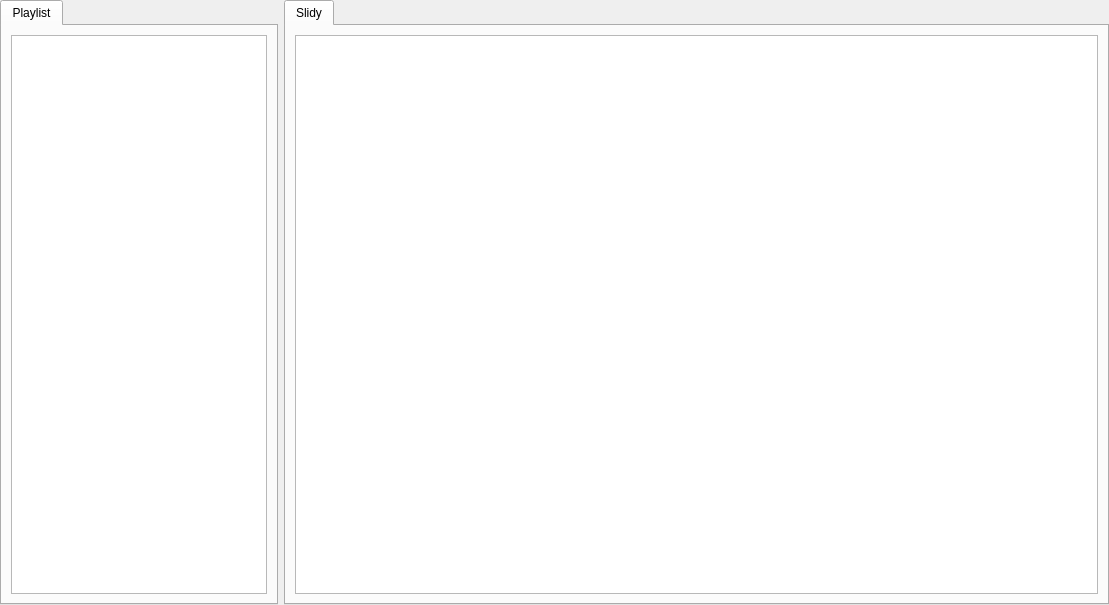
CZDanol/StrawLumen, file src/gui/mainwindow_presentationmode.ui: the form before one commit.
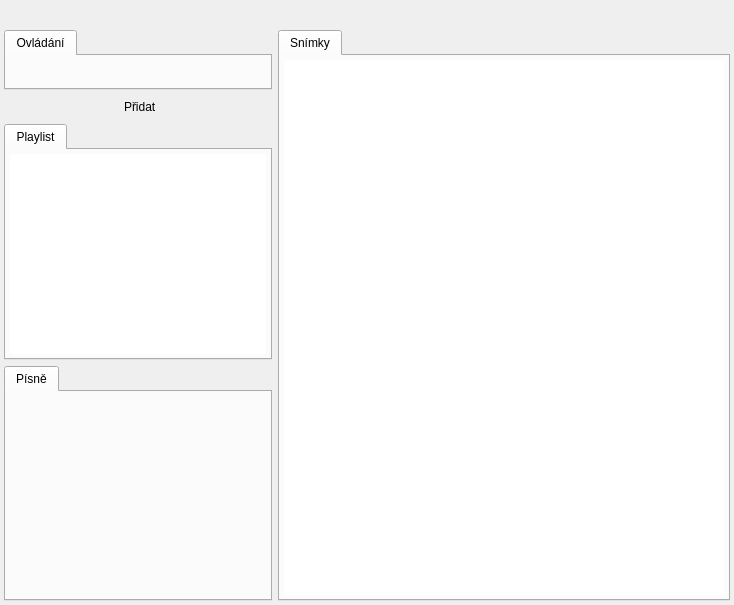
The form after the commit. Icons and pictures are not drawn.

```diff
--- a/src/gui/mainwindow_presentationmode.ui
+++ b/src/gui/mainwindow_presentationmode.ui
@@ -6,15 +6,189 @@
    <rect>
     <x>0</x>
     <y>0</y>
-    <width>1109</width>
+    <width>734</width>
     <height>605</height>
    </rect>
   </property>
   <property name="windowTitle">
    <string>Form</string>
   </property>
+  <layout class="QVBoxLayout" name="verticalLayout">
+   <property name="leftMargin">
+    <number>4</number>
+   </property>
+   <property name="topMargin">
+    <number>4</number>
+   </property>
+   <property name="rightMargin">
+    <number>4</number>
+   </property>
+   <property name="bottomMargin">
+    <number>4</number>
+   </property>
+   <item>
+    <widget class="QWidget" name="wgtMenu" native="true">
+     <layout class="QHBoxLayout" name="horizontalLayout_3">
+      <property name="leftMargin">
+       <number>0</number>
+      </property>
+      <property name="topMargin">
+       <number>0</number>
+      </property>
+      <property name="rightMargin">
+       <number>0</number>
+      </property>
+      <property name="bottomMargin">
+       <number>0</number>
+      </property>
+      <item>
+       <spacer name="horizontalSpacer">
+        <property name="orientation">
+         <enum>Qt::Horizontal</enum>
+        </property>
+        <property name="sizeHint" stdset="0">
+         <size>
+          <width>40</width>
+          <height>20</height>
+         </size>
+        </property>
+       </spacer>
+      </item>
+     </layout>
+    </widget>
+   </item>
+   <item>
   <layout class="QHBoxLayout" name="horizontalLayout">
+     <item>
+      <layout class="QVBoxLayout" name="verticalLayout_3">
+       <item>
+        <widget class="QTabWidget" name="twControls">
+         <property name="sizePolicy">
+          <sizepolicy hsizetype="Preferred" vsizetype="Preferred">
+           <horstretch>0</horstretch>
+           <verstretch>0</verstretch>
+          </sizepolicy>
+         </property>
+         <property name="currentIndex">
+          <number>0</number>
+         </property>
+         <widget class="QWidget" name="tab_8">
+          <attribute name="icon">
+           <iconset resource="../../res/resources.qrc">
+            <normaloff>:/icons/16/Presentation_16px.png</normaloff>:/icons/16/Presentation_16px.png</iconset>
+          </attribute>
+          <attribute name="title">
+           <string>Ovládání</string>
+          </attribute>
+          <layout class="QHBoxLayout" name="horizontalLayout_5">
    <property name="leftMargin">
+            <number>4</number>
+           </property>
+           <property name="topMargin">
+            <number>4</number>
+           </property>
+           <property name="rightMargin">
+            <number>4</number>
+           </property>
+           <property name="bottomMargin">
+            <number>4</number>
+           </property>
+           <item>
+            <widget class="QPushButton" name="pushButton_4">
+             <property name="icon">
+              <iconset resource="../../res/resources.qrc">
+               <normaloff>:/icons/32/Skip to Start_32px.png</normaloff>:/icons/32/Skip to Start_32px.png</iconset>
+             </property>
+             <property name="iconSize">
+              <size>
+               <width>32</width>
+               <height>32</height>
+              </size>
+             </property>
+             <property name="flat">
+              <bool>true</bool>
+             </property>
+            </widget>
+           </item>
+           <item>
+            <widget class="QPushButton" name="pushButton">
+             <property name="icon">
+              <iconset resource="../../res/resources.qrc">
+               <normaloff>:/icons/32/Sort Left_32px.png</normaloff>:/icons/32/Sort Left_32px.png</iconset>
+             </property>
+             <property name="iconSize">
+              <size>
+               <width>32</width>
+               <height>32</height>
+              </size>
+             </property>
+             <property name="flat">
+              <bool>true</bool>
+             </property>
+            </widget>
+           </item>
+           <item>
+            <widget class="QPushButton" name="pushButton_2">
+             <property name="icon">
+              <iconset resource="../../res/resources.qrc">
+               <normaloff>:/icons/32/Sort Right_32px.png</normaloff>:/icons/32/Sort Right_32px.png</iconset>
+             </property>
+             <property name="iconSize">
+              <size>
+               <width>32</width>
+               <height>32</height>
+              </size>
+             </property>
+             <property name="flat">
+              <bool>true</bool>
+             </property>
+            </widget>
+           </item>
+           <item>
+            <widget class="QPushButton" name="pushButton_9">
+             <property name="icon">
+              <iconset resource="../../res/resources.qrc">
+               <normaloff>:/icons/32/End_32px.png</normaloff>:/icons/32/End_32px.png</iconset>
+             </property>
+             <property name="iconSize">
+              <size>
+               <width>32</width>
+               <height>32</height>
+              </size>
+             </property>
+             <property name="flat">
+              <bool>true</bool>
+             </property>
+            </widget>
+           </item>
+           <item>
+            <widget class="QPushButton" name="pushButton_3">
+             <property name="icon">
+              <iconset resource="../../res/resources.qrc">
+               <normaloff>:/icons/32/TV Off_32px.png</normaloff>:/icons/32/TV Off_32px.png</iconset>
+             </property>
+             <property name="iconSize">
+              <size>
+               <width>32</width>
+               <height>32</height>
+              </size>
+             </property>
+             <property name="checkable">
+              <bool>true</bool>
+             </property>
+             <property name="flat">
+              <bool>true</bool>
+             </property>
+            </widget>
+           </item>
+          </layout>
+         </widget>
+        </widget>
+       </item>
+       <item>
+        <widget class="QWidget" name="twPlaylistCorner" native="true">
+         <layout class="QHBoxLayout" name="horizontalLayout_4">
+          <property name="leftMargin">
     <number>0</number>
    </property>
    <property name="topMargin">
@@ -27,7 +201,24 @@
     <number>0</number>
    </property>
    <item>
-    <widget class="QTabWidget" name="tabWidget">
+           <widget class="QPushButton" name="pushButton_5">
+            <property name="text">
+             <string> Přidat</string>
+            </property>
+            <property name="icon">
+             <iconset resource="../../res/resources.qrc">
+              <normaloff>:/icons/16/Plus_16px.png</normaloff>:/icons/16/Plus_16px.png</iconset>
+            </property>
+            <property name="flat">
+             <bool>true</bool>
+            </property>
+           </widget>
+          </item>
+         </layout>
+        </widget>
+       </item>
+       <item>
+        <widget class="QTabWidget" name="twPlaylist">
      <property name="sizePolicy">
       <sizepolicy hsizetype="Preferred" vsizetype="Expanding">
        <horstretch>0</horstretch>
@@ -46,20 +237,74 @@
        <string>Playlist</string>
       </attribute>
       <layout class="QVBoxLayout" name="verticalLayout_2">
+           <property name="leftMargin">
+            <number>4</number>
+           </property>
+           <property name="topMargin">
+            <number>4</number>
+           </property>
+           <property name="rightMargin">
+            <number>4</number>
+           </property>
+           <property name="bottomMargin">
+            <number>4</number>
+           </property>
        <item>
         <widget class="QTreeView" name="tvPlaylist">
+             <property name="frameShape">
+              <enum>QFrame::NoFrame</enum>
+             </property>
+             <property name="alternatingRowColors">
+              <bool>true</bool>
+             </property>
          <property name="rootIsDecorated">
           <bool>false</bool>
          </property>
          <property name="itemsExpandable">
           <bool>false</bool>
          </property>
+             <property name="allColumnsShowFocus">
+              <bool>true</bool>
+             </property>
+             <property name="headerHidden">
+              <bool>true</bool>
+             </property>
         </widget>
        </item>
       </layout>
      </widget>
     </widget>
    </item>
+       <item>
+        <widget class="QTabWidget" name="tabWidget_4">
+         <property name="sizePolicy">
+          <sizepolicy hsizetype="Preferred" vsizetype="Expanding">
+           <horstretch>0</horstretch>
+           <verstretch>0</verstretch>
+          </sizepolicy>
+         </property>
+         <property name="currentIndex">
+          <number>0</number>
+         </property>
+         <widget class="QWidget" name="tab_4">
+          <attribute name="icon">
+           <iconset resource="../../res/resources.qrc">
+            <normaloff>:/icons/16/Musical Notes_16px.png</normaloff>:/icons/16/Musical Notes_16px.png</iconset>
+          </attribute>
+          <attribute name="title">
+           <string>Písně</string>
+          </attribute>
+          <layout class="QVBoxLayout" name="verticalLayout_4"/>
+         </widget>
+        </widget>
+       </item>
+      </layout>
+     </item>
+     <item>
+      <layout class="QVBoxLayout" name="verticalLayout_6">
+       <property name="topMargin">
+        <number>0</number>
+       </property>
    <item>
     <widget class="QTabWidget" name="tabWidget_2">
      <widget class="QWidget" name="tab_5">
@@ -68,11 +313,29 @@
         <normaloff>:/icons/16/icons8_Movie_16px.png</normaloff>:/icons/16/icons8_Movie_16px.png</iconset>
       </attribute>
       <attribute name="title">
-       <string>Slidy</string>
-      </attribute>
-      <layout class="QHBoxLayout" name="horizontalLayout_2">
+           <string>Snímky</string>
+          </attribute>
+          <layout class="QVBoxLayout" name="verticalLayout_5">
+           <property name="leftMargin">
+            <number>4</number>
+           </property>
+           <property name="topMargin">
+            <number>4</number>
+           </property>
+           <property name="rightMargin">
+            <number>4</number>
+           </property>
+           <property name="bottomMargin">
+            <number>4</number>
+           </property>
        <item>
         <widget class="QTreeView" name="tvSlides">
+             <property name="frameShape">
+              <enum>QFrame::NoFrame</enum>
+             </property>
+             <property name="alternatingRowColors">
+              <bool>true</bool>
+             </property>
          <property name="rootIsDecorated">
           <bool>false</bool>
          </property>
@@ -84,6 +347,10 @@
       </layout>
      </widget>
     </widget>
+       </item>
+      </layout>
+     </item>
+    </layout>
    </item>
   </layout>
  </widget>
```
Left out of the diff: 7 changed lines with no effect on the pictures. Lines whose indentation alone changed are shown as unchanged.
